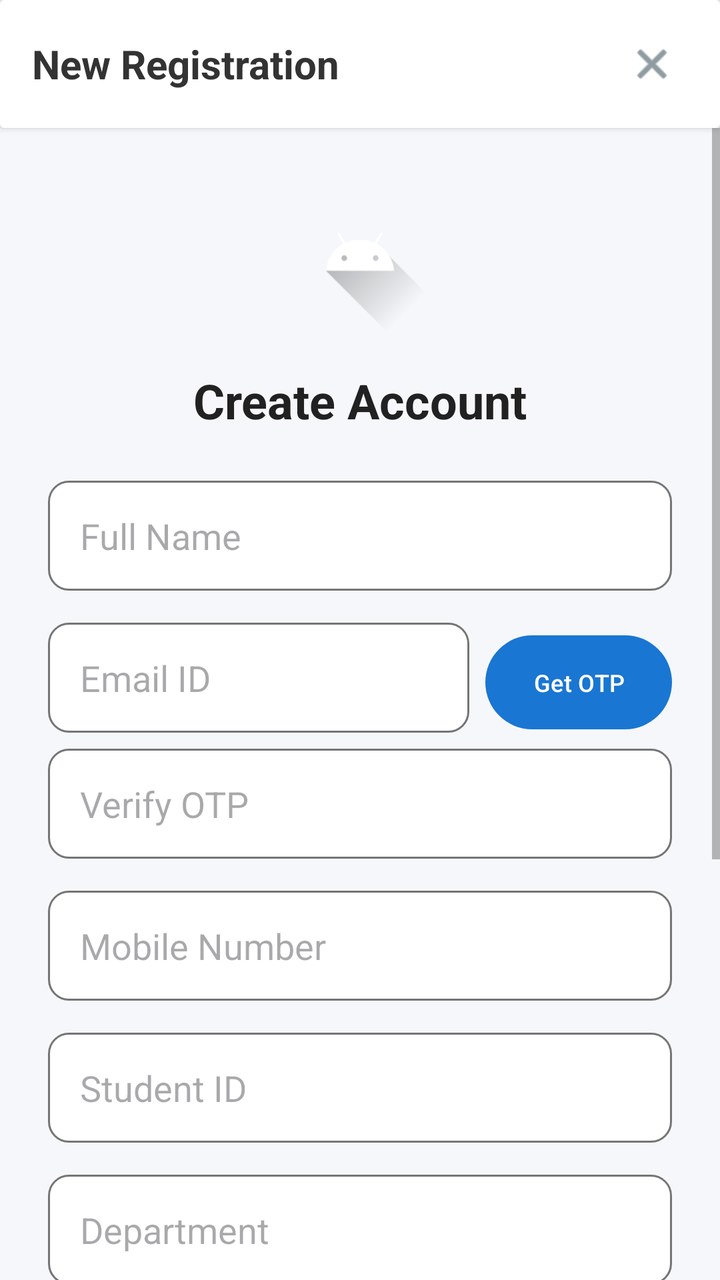
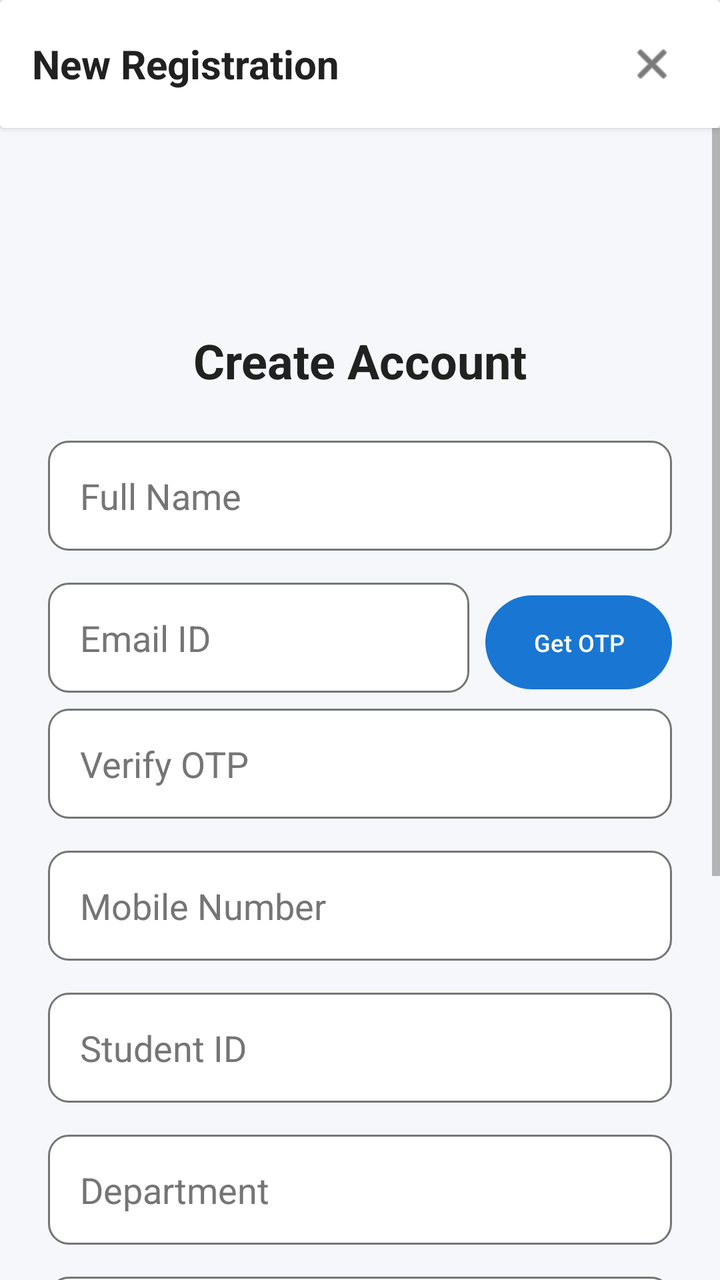

The first picture is an Android layout as it rendered before a commit; the second is the same layout after the commit. The layout source and the unified diff follow.
<!-- AndroidManifest.xml: application theme Theme.Demoapp -->
<!-- res/layout/activity_register.xml -->
<?xml version="1.0" encoding="utf-8"?>
<androidx.constraintlayout.widget.ConstraintLayout xmlns:android="http://schemas.android.com/apk/res/android"
    xmlns:app="http://schemas.android.com/apk/res-auto"
    xmlns:tools="http://schemas.android.com/tools"
    android:layout_width="match_parent"
    android:layout_height="match_parent"
    android:background="?android:attr/windowBackground">

    
    <androidx.cardview.widget.CardView
        android:id="@+id/regTopBar"
        android:layout_width="match_parent"
        android:layout_height="64dp"
        app:cardElevation="2dp"
        app:layout_constraintTop_toTopOf="parent">

        <RelativeLayout
            android:layout_width="match_parent"
            android:layout_height="match_parent"
            android:paddingHorizontal="16dp">

            <TextView
                android:layout_width="wrap_content"
                android:layout_height="wrap_content"
                android:layout_centerVertical="true"
                android:layout_alignParentStart="true"
                android:text="New Registration"
                android:textColor="#333"
                android:textSize="20sp"
                android:textStyle="bold" />

            <ImageView
                android:id="@+id/backBtn"
                android:layout_width="36dp"
                android:layout_height="36dp"
                android:layout_centerVertical="true"
                android:layout_alignParentEnd="true"
                android:src="@android:drawable/ic_menu_close_clear_cancel"
                android:background="?attr/selectableItemBackgroundBorderless"
                android:clickable="true"
                android:focusable="true"
                android:padding="6dp"
                app:tint="#455A64" />

        </RelativeLayout>
    </androidx.cardview.widget.CardView>

    <ScrollView
        android:layout_width="match_parent"
        android:layout_height="0dp"
        app:layout_constraintTop_toBottomOf="@id/regTopBar"
        app:layout_constraintBottom_toBottomOf="parent">

        <androidx.constraintlayout.widget.ConstraintLayout
            android:layout_width="match_parent"
            android:layout_height="wrap_content"
            android:padding="24dp">

            <ImageView
                android:id="@+id/logo"
                android:layout_width="100dp"
                android:layout_height="80dp"
                android:contentDescription="@string/app_name"
                app:layout_constraintEnd_toEndOf="parent"
                app:layout_constraintStart_toStartOf="parent"
                app:layout_constraintTop_toTopOf="parent"
                app:srcCompat="@drawable/ic_launcher_foreground" />

            <TextView
                android:id="@+id/title"
                android:layout_width="wrap_content"
                android:layout_height="wrap_content"
                android:layout_marginTop="16dp"
                android:text="@string/create_account"
                android:textColor="?android:attr/textColorPrimary"
                android:textSize="24sp"
                android:textStyle="bold"
                app:layout_constraintEnd_toEndOf="parent"
                app:layout_constraintStart_toStartOf="parent"
                app:layout_constraintTop_toBottomOf="@id/logo" />

            <EditText
                android:id="@+id/fullName"
                android:layout_width="match_parent"
                android:layout_height="55dp"
                android:layout_marginTop="24dp"
                android:background="@drawable/edit_text_bg"
                android:hint="@string/full_name"
                android:paddingStart="16dp"
                android:paddingEnd="16dp"
                android:textColor="?android:attr/textColorPrimary"
                app:layout_constraintTop_toBottomOf="@id/title" />

            <LinearLayout
                android:id="@+id/emailLayout"
                android:layout_width="match_parent"
                android:layout_height="wrap_content"
                android:layout_marginTop="16dp"
                android:orientation="horizontal"
                app:layout_constraintTop_toBottomOf="@id/fullName">

                <EditText
                    android:id="@+id/email"
                    android:layout_width="0dp"
                    android:layout_height="55dp"
                    android:layout_weight="1"
                    android:background="@drawable/edit_text_bg"
                    android:hint="@string/email_id"
                    android:inputType="textEmailAddress"
                    android:paddingStart="16dp"
                    android:paddingEnd="16dp"
                    android:textColor="?android:attr/textColorPrimary" />

                <Button
                    android:id="@+id/sendEmailOtp"
                    android:layout_width="wrap_content"
                    android:layout_height="55dp"
                    android:layout_marginStart="8dp"
                    android:text="Get OTP"
                    android:textSize="12sp" />
            </LinearLayout>

            <EditText
                android:id="@+id/emailOtp"
                android:layout_width="match_parent"
                android:layout_height="55dp"
                android:layout_marginTop="8dp"
                android:background="@drawable/edit_text_bg"
                android:hint="@string/verify_otp"
                android:inputType="number"
                android:paddingStart="16dp"
                android:paddingEnd="16dp"
                android:textColor="?android:attr/textColorPrimary"
                app:layout_constraintTop_toBottomOf="@id/emailLayout" />

            <EditText
                android:id="@+id/mobile"
                android:layout_width="match_parent"
                android:layout_height="55dp"
                android:layout_marginTop="16dp"
                android:background="@drawable/edit_text_bg"
                android:hint="@string/mobile_number"
                android:inputType="phone"
                android:paddingStart="16dp"
                android:paddingEnd="16dp"
                android:textColor="?android:attr/textColorPrimary"
                app:layout_constraintTop_toBottomOf="@id/emailOtp" />

            <EditText
                android:id="@+id/studentId"
                android:layout_width="match_parent"
                android:layout_height="55dp"
                android:layout_marginTop="16dp"
                android:background="@drawable/edit_text_bg"
                android:hint="@string/student_id"
                android:paddingStart="16dp"
                android:paddingEnd="16dp"
                android:textColor="?android:attr/textColorPrimary"
                app:layout_constraintTop_toBottomOf="@id/mobile" />

            <EditText
                android:id="@+id/studentDept"
                android:layout_width="match_parent"
                android:layout_height="55dp"
                android:layout_marginTop="16dp"
                android:background="@drawable/edit_text_bg"
                android:hint="@string/department"
                android:paddingStart="16dp"
                android:paddingEnd="16dp"
                android:textColor="?android:attr/textColorPrimary"
                app:layout_constraintTop_toBottomOf="@id/studentId" />

            <EditText
                android:id="@+id/academicYear"
                android:layout_width="match_parent"
                android:layout_height="55dp"
                android:layout_marginTop="16dp"
                android:background="@drawable/edit_text_bg"
                android:hint="Academic Year (e.g., 2023-24)"
                android:paddingStart="16dp"
                android:paddingEnd="16dp"
                android:textColor="?android:attr/textColorPrimary"
                app:layout_constraintTop_toBottomOf="@id/studentDept" />

            <EditText
                android:id="@+id/password"
                android:layout_width="match_parent"
                android:layout_height="55dp"
                android:layout_marginTop="16dp"
                android:background="@drawable/edit_text_bg"
                android:hint="@string/password"
                android:inputType="textPassword"
                android:paddingStart="16dp"
                android:paddingEnd="16dp"
                android:textColor="?android:attr/textColorPrimary"
                app:layout_constraintTop_toBottomOf="@id/academicYear" />

            <EditText
                android:id="@+id/confirmPassword"
                android:layout_width="match_parent"
                android:layout_height="55dp"
                android:layout_marginTop="16dp"
                android:background="@drawable/edit_text_bg"
                android:hint="@string/confirm_password"
                android:inputType="textPassword"
                android:paddingStart="16dp"
                android:paddingEnd="16dp"
                android:textColor="?android:attr/textColorPrimary"
                app:layout_constraintTop_toBottomOf="@id/password" />

            <Button
                android:id="@+id/createBtn"
                android:layout_width="match_parent"
                android:layout_height="60dp"
                android:layout_marginTop="32dp"
                android:backgroundTint="?attr/colorPrimary"
                android:text="@string/create"
                android:textColor="@android:color/white"
                android:textSize="16sp"
                android:textStyle="bold"
                app:layout_constraintTop_toBottomOf="@id/confirmPassword" />

            <ProgressBar
                android:id="@+id/progressBar"
                android:layout_width="wrap_content"
                android:layout_height="wrap_content"
                android:visibility="gone"
                app:layout_constraintBottom_toBottomOf="parent"
                app:layout_constraintEnd_toEndOf="parent"
                app:layout_constraintStart_toStartOf="parent"
                app:layout_constraintTop_toTopOf="parent" />

        </androidx.constraintlayout.widget.ConstraintLayout>
    </ScrollView>
</androidx.constraintlayout.widget.ConstraintLayout>
<!-- resources referenced by this layout -->
<resources>
  <!-- drawable edit_text_bg (drawable) -->
  <?xml version="1.0" encoding="utf-8"?>
  <shape xmlns:android="http://schemas.android.com/apk/res/android">
      <solid android:color="?attr/colorSurface" />
      <corners android:radius="10dp" />
      <stroke
          android:width="1dp"
          android:color="?attr/android:textColorSecondary" />
  </shape>
  <!-- drawable ic_launcher_foreground (drawable) -->
  <vector xmlns:android="http://schemas.android.com/apk/res/android"
      android:width="108dp"
      android:height="108dp"
      android:viewportWidth="108"
      android:viewportHeight="108">
  
      
      <path
          android:fillColor="#FFFFFF"
          android:pathData="M32,30 C32,26 36,22 40,22 H68 C72,22 76,26 76,30 V78 C76,82 72,86 68,86 H40 C36,86 32,82 32,78 V30 Z" />
  
      
      <path
          android:fillColor="#1976D2"
          android:pathData="M54,30L38,38V41H70V38L54,30ZM42,43V58H46V43H42ZM52,43V58H56V43H52ZM62,43V58H66V43H62ZM38,60V63H70V60H38Z" />
  
      
      <path
          android:fillColor="#FF6F00"
          android:pathData="M68,68 C68,62.4 72.4,58 78,58 C83.6,58 88,62.4 88,68 C88,73.6 83.6,78 78,78 C72.4,78 68,73.6 68,68 Z" />
  
      
      <path
          android:fillColor="#FFFFFF"
          android:pathData="M74,67 H82 V69 H74 Z" />
  </vector>
  <string name="app_name">Smartify</string>
  <string name="confirm_password">Confirm Password</string>
  <string name="create">CREATE</string>
  <string name="create_account">Create Account</string>
  <string name="department">Department</string>
  <string name="email_id">Email ID</string>
  <string name="full_name">Full Name</string>
  <string name="mobile_number">Mobile Number</string>
  <string name="password">Password</string>
  <string name="student_id">Student ID</string>
  <string name="verify_otp">Verify OTP</string>
  <style name="Theme.Demoapp" parent="Base.Theme.Demoapp" />
  <style name="Base.Theme.Demoapp" parent="Theme.Material3.Light.NoActionBar">
          <item name="colorPrimary">@color/blue_primary</item>
          <item name="colorOnPrimary">@color/white</item>
          <item name="android:windowBackground">@color/bg_light</item>
          <item name="colorSurface">@color/card_bg_light</item>
          <item name="colorOnSurface">@color/text_primary_light</item>
          <item name="android:textColorPrimary">@color/text_primary_light</item>
          <item name="android:textColorSecondary">@color/text_secondary_light</item>
          <item name="android:colorControlHighlight">#20000000</item>
      </style>
  <color name="blue_primary">#1976D2</color>
  <color name="white">#FFFFFFFF</color>
  <color name="bg_light">#F5F7FA</color>
  <color name="card_bg_light">#FFFFFF</color>
  <color name="text_primary_light">#212121</color>
  <color name="text_secondary_light">#757575</color>
</resources>

<!-- the commit's change to res/layout/activity_register.xml (unified diff, before → after) -->
@@ -12,6 +12,7 @@
         android:layout_width="match_parent"
         android:layout_height="64dp"
         app:cardElevation="2dp"
+        app:cardBackgroundColor="?attr/colorSurface"
         app:layout_constraintTop_toTopOf="parent">
 
         <RelativeLayout
@@ -25,7 +26,7 @@
                 android:layout_centerVertical="true"
                 android:layout_alignParentStart="true"
                 android:text="New Registration"
-                android:textColor="#333"
+                android:textColor="?android:attr/textColorPrimary"
                 android:textSize="20sp"
                 android:textStyle="bold" />
 
@@ -40,7 +41,7 @@
                 android:clickable="true"
                 android:focusable="true"
                 android:padding="6dp"
-                app:tint="#455A64" />
+                app:tint="?android:attr/textColorPrimary" />
 
         </RelativeLayout>
     </androidx.cardview.widget.CardView>
@@ -58,13 +59,14 @@
 
             <ImageView
                 android:id="@+id/logo"
-                android:layout_width="100dp"
-                android:layout_height="80dp"
+                android:layout_width="150dp"
+                android:layout_height="60dp"
                 android:contentDescription="@string/app_name"
+                android:scaleType="fitCenter"
                 app:layout_constraintEnd_toEndOf="parent"
                 app:layout_constraintStart_toStartOf="parent"
                 app:layout_constraintTop_toTopOf="parent"
-                app:srcCompat="@drawable/ic_launcher_foreground" />
+                app:srcCompat="@raw/logo" />
 
             <TextView
                 android:id="@+id/title"
@@ -89,6 +91,7 @@
                 android:paddingStart="16dp"
                 android:paddingEnd="16dp"
                 android:textColor="?android:attr/textColorPrimary"
+                android:textColorHint="?android:attr/textColorSecondary"
                 app:layout_constraintTop_toBottomOf="@id/title" />
 
             <LinearLayout
@@ -109,15 +112,18 @@
                     android:inputType="textEmailAddress"
                     android:paddingStart="16dp"
                     android:paddingEnd="16dp"
-                    android:textColor="?android:attr/textColorPrimary" />
-
-                <Button
+                    android:textColor="?android:attr/textColorPrimary"
+                    android:textColorHint="?android:attr/textColorSecondary" />
+
+                <com.google.android.material.button.MaterialButton
                     android:id="@+id/sendEmailOtp"
                     android:layout_width="wrap_content"
                     android:layout_height="55dp"
                     android:layout_marginStart="8dp"
                     android:text="Get OTP"
-                    android:textSize="12sp" />
+                    android:textSize="12sp"
+                    app:backgroundTint="?attr/colorPrimary"
+                    android:textColor="?attr/colorOnPrimary" />
             </LinearLayout>
 
             <EditText
@@ -131,6 +137,7 @@
                 android:paddingStart="16dp"
                 android:paddingEnd="16dp"
                 android:textColor="?android:attr/textColorPrimary"
+                android:textColorHint="?android:attr/textColorSecondary"
                 app:layout_constraintTop_toBottomOf="@id/emailLayout" />
 
             <EditText
@@ -144,6 +151,7 @@
                 android:paddingStart="16dp"
                 android:paddingEnd="16dp"
                 android:textColor="?android:attr/textColorPrimary"
+                android:textColorHint="?android:attr/textColorSecondary"
                 app:layout_constraintTop_toBottomOf="@id/emailOtp" />
 
             <EditText
@@ -156,6 +164,7 @@
                 android:paddingStart="16dp"
                 android:paddingEnd="16dp"
                 android:textColor="?android:attr/textColorPrimary"
+                android:textColorHint="?android:attr/textColorSecondary"
                 app:layout_constraintTop_toBottomOf="@id/mobile" />
 
             <EditText
@@ -168,6 +177,7 @@
                 android:paddingStart="16dp"
                 android:paddingEnd="16dp"
                 android:textColor="?android:attr/textColorPrimary"
+                android:textColorHint="?android:attr/textColorSecondary"
                 app:layout_constraintTop_toBottomOf="@id/studentId" />
 
             <EditText
@@ -180,6 +190,7 @@
                 android:paddingStart="16dp"
                 android:paddingEnd="16dp"
                 android:textColor="?android:attr/textColorPrimary"
+                android:textColorHint="?android:attr/textColorSecondary"
                 app:layout_constraintTop_toBottomOf="@id/studentDept" />
 
             <EditText
@@ -193,6 +204,7 @@
                 android:paddingStart="16dp"
                 android:paddingEnd="16dp"
                 android:textColor="?android:attr/textColorPrimary"
+                android:textColorHint="?android:attr/textColorSecondary"
                 app:layout_constraintTop_toBottomOf="@id/academicYear" />
 
             <EditText
@@ -206,18 +218,20 @@
                 android:paddingStart="16dp"
                 android:paddingEnd="16dp"
                 android:textColor="?android:attr/textColorPrimary"
+                android:textColorHint="?android:attr/textColorSecondary"
                 app:layout_constraintTop_toBottomOf="@id/password" />
 
-            <Button
+            <com.google.android.material.button.MaterialButton
                 android:id="@+id/createBtn"
                 android:layout_width="match_parent"
                 android:layout_height="60dp"
                 android:layout_marginTop="32dp"
                 android:backgroundTint="?attr/colorPrimary"
                 android:text="@string/create"
-                android:textColor="@android:color/white"
+                android:textColor="?attr/colorOnPrimary"
                 android:textSize="16sp"
                 android:textStyle="bold"
+                app:cornerRadius="16dp"
                 app:layout_constraintTop_toBottomOf="@id/confirmPassword" />
 
             <ProgressBar
<!-- resource entries referenced after the edit -->
@@ -9,34 +9,7 @@
           android:width="1dp"
           android:color="?attr/android:textColorSecondary" />
   </shape>
-  <!-- drawable ic_launcher_foreground (drawable) -->
-  <vector xmlns:android="http://schemas.android.com/apk/res/android"
-      android:width="108dp"
-      android:height="108dp"
-      android:viewportWidth="108"
-      android:viewportHeight="108">
-  
-      
-      <path
-          android:fillColor="#FFFFFF"
-          android:pathData="M32,30 C32,26 36,22 40,22 H68 C72,22 76,26 76,30 V78 C76,82 72,86 68,86 H40 C36,86 32,82 32,78 V30 Z" />
-  
-      
-      <path
-          android:fillColor="#1976D2"
-          android:pathData="M54,30L38,38V41H70V38L54,30ZM42,43V58H46V43H42ZM52,43V58H56V43H52ZM62,43V58H66V43H62ZM38,60V63H70V60H38Z" />
-  
-      
-      <path
-          android:fillColor="#FF6F00"
-          android:pathData="M68,68 C68,62.4 72.4,58 78,58 C83.6,58 88,62.4 88,68 C88,73.6 83.6,78 78,78 C72.4,78 68,73.6 68,68 Z" />
-  
-      
-      <path
-          android:fillColor="#FFFFFF"
-          android:pathData="M74,67 H82 V69 H74 Z" />
-  </vector>
-  <string name="app_name">Smartify</string>
+  <string name="app_name">SMARTIFY</string>
   <string name="confirm_password">Confirm Password</string>
   <string name="create">CREATE</string>
   <string name="create_account">Create Account</string>
@@ -54,6 +27,8 @@
           <item name="android:windowBackground">@color/bg_light</item>
           <item name="colorSurface">@color/card_bg_light</item>
           <item name="colorOnSurface">@color/text_primary_light</item>
+          <item name="colorSurfaceVariant">#F5F5F5</item>
+          <item name="colorOnSurfaceVariant">@color/text_secondary_light</item>
           <item name="android:textColorPrimary">@color/text_primary_light</item>
           <item name="android:textColorSecondary">@color/text_secondary_light</item>
           <item name="android:colorControlHighlight">#20000000</item>
